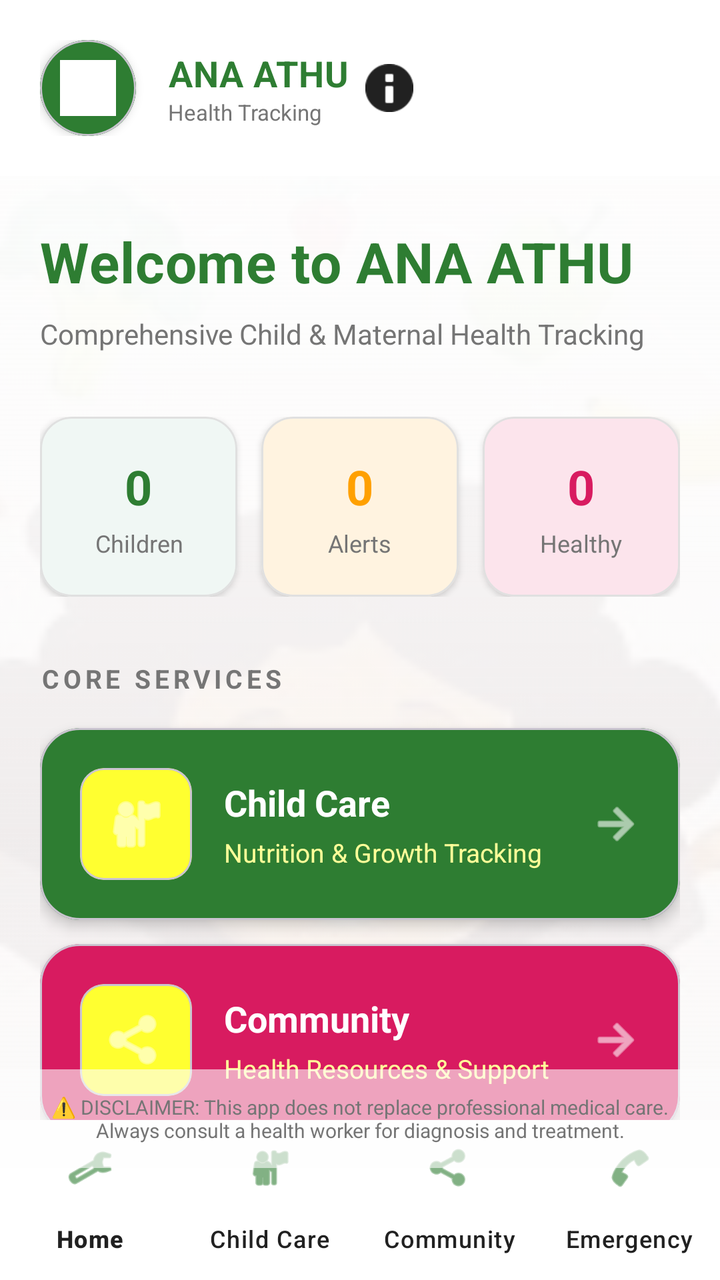
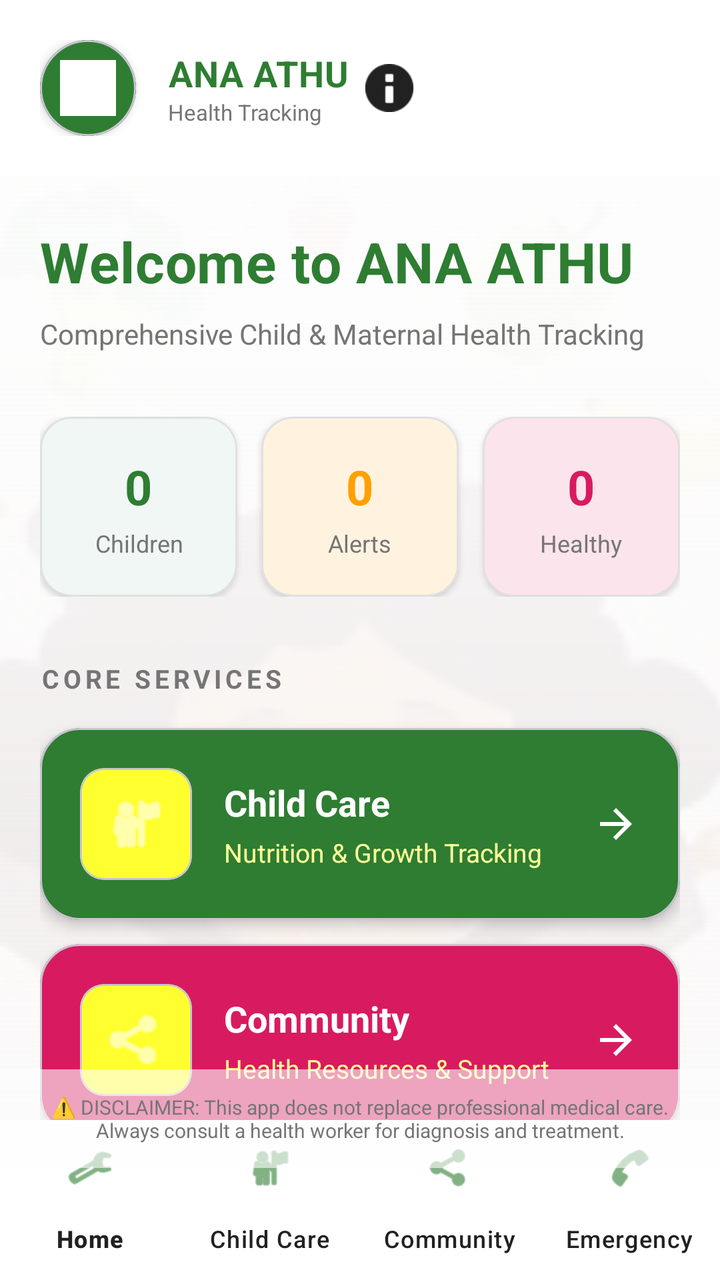

Compare the two renders of this Android layout. The source of the first and the diff that turns it into the second are given below.
<!-- AndroidManifest.xml: application theme Theme.FanutSystem -->
<!-- res/layout/activity_main.xml -->
<?xml version="1.0" encoding="utf-8"?>
<androidx.coordinatorlayout.widget.CoordinatorLayout xmlns:android="http://schemas.android.com/apk/res/android"
    xmlns:app="http://schemas.android.com/apk/res-auto"
    xmlns:tools="http://schemas.android.com/tools"
    android:layout_width="match_parent"
    android:layout_height="match_parent"
    android:background="@color/background">

    
    <FrameLayout
        android:layout_width="match_parent"
        android:layout_height="match_parent">
        <ImageView
            android:id="@+id/backgroundImage"
            android:layout_width="match_parent"
            android:layout_height="match_parent"
            android:scaleType="centerCrop"
            android:src="@drawable/background"
            android:alpha="0.1"
            android:contentDescription="@null" />
        <View
            android:layout_width="match_parent"
            android:layout_height="match_parent"
            android:background="@drawable/bg_gradient_overlay" />
    </FrameLayout>

    <LinearLayout
        android:layout_width="match_parent"
        android:layout_height="match_parent"
        android:orientation="vertical">

        
        <androidx.appcompat.widget.LinearLayoutCompat
            android:layout_width="match_parent"
            android:layout_height="wrap_content"
            android:orientation="horizontal"
            android:gravity="center_vertical|space_between"
            android:padding="20dp"
            android:background="@color/white"
            app:elevation="2dp">
            <LinearLayout
                android:layout_width="wrap_content"
                android:layout_height="wrap_content"
                android:orientation="horizontal"
                android:gravity="center_vertical">
                <com.google.android.material.card.MaterialCardView
                    android:layout_width="48dp"
                    android:layout_height="48dp"
                    app:cardCornerRadius="24dp"
                    app:cardElevation="3dp"
                    app:cardBackgroundColor="@color/primary_green">
                    <ImageView
                        android:layout_width="match_parent"
                        android:layout_height="match_parent"
                        android:padding="10dp"
                        android:src="@mipmap/logo1"
                        android:background="@color/primary_green"
                        android:contentDescription="@string/desc_app_logo"
                        android:tint="@color/white" />
                </com.google.android.material.card.MaterialCardView>
                <LinearLayout
                    android:layout_width="wrap_content"
                    android:layout_height="wrap_content"
                    android:orientation="vertical"
                    android:layout_marginStart="16dp">
                    <TextView
                        android:layout_width="wrap_content"
                        android:layout_height="wrap_content"
                        android:text="@string/app_name"
                        android:textSize="18sp"
                        android:textStyle="bold"
                        android:textColor="@color/primary_green"
                        android:letterSpacing="0.02" />
                    <TextView
                        android:layout_width="wrap_content"
                        android:layout_height="wrap_content"
                        android:text="Health Tracking"
                        android:textSize="11sp"
                        android:textColor="@color/text_secondary" />
                </LinearLayout>
            </LinearLayout>
            <ImageView
                android:id="@+id/btnNotifications"
                android:layout_width="40dp"
                android:layout_height="40dp"
                android:src="@android:drawable/ic_dialog_info"
                android:padding="8dp"
                android:contentDescription="Notifications"
                app:tint="@color/text_main"
                android:background="?attr/selectableItemBackgroundBorderless" />
        </androidx.appcompat.widget.LinearLayoutCompat>

        <androidx.core.widget.NestedScrollView
            android:layout_width="match_parent"
            android:layout_height="0dp"
            android:layout_weight="1"
            android:fillViewport="true">

            <LinearLayout
                android:layout_width="match_parent"
                android:layout_height="wrap_content"
                android:orientation="vertical"
                android:paddingHorizontal="20dp"
                android:paddingTop="24dp"
                android:paddingBottom="20dp">

                
                <LinearLayout
                    android:id="@+id/logoContainer"
                    android:layout_width="match_parent"
                    android:layout_height="wrap_content"
                    android:orientation="vertical"
                    android:layout_marginBottom="32dp">

                    <TextView
                        android:id="@+id/tvAppName"
                        android:layout_width="wrap_content"
                        android:layout_height="wrap_content"
                        android:text="Welcome to ANA ATHU"
                        android:textSize="28sp"
                        android:textStyle="bold"
                        android:textColor="@color/primary_green"
                        android:letterSpacing="0.01" />
                    <TextView
                        android:id="@+id/tvSubtitle"
                        android:layout_width="wrap_content"
                        android:layout_height="wrap_content"
                        android:text="@string/subtitle"
                        android:textSize="14sp"
                        android:textColor="@color/text_secondary"
                        android:layout_marginTop="8dp"
                        android:lineHeight="20sp" />
                </LinearLayout>

                
                <LinearLayout
                    android:layout_width="match_parent"
                    android:layout_height="wrap_content"
                    android:orientation="horizontal"
                    android:baselineAligned="false"
                    android:layout_marginBottom="32dp">

                    
                    <com.google.android.material.card.MaterialCardView
                        android:layout_width="0dp"
                        android:layout_height="90dp"
                        android:layout_weight="1"
                        android:layout_marginEnd="8dp"
                        app:cardCornerRadius="16dp"
                        app:cardElevation="2dp"
                        app:cardBackgroundColor="#F0F7F4"
                        app:strokeWidth="1dp"
                        app:strokeColor="#E0E0E0">
                        <LinearLayout
                            android:layout_width="match_parent"
                            android:layout_height="match_parent"
                            android:orientation="vertical"
                            android:gravity="center"
                            android:padding="12dp">
                            <TextView
                                android:layout_width="wrap_content"
                                android:layout_height="wrap_content"
                                android:text="0"
                                android:textSize="24sp"
                                android:textStyle="bold"
                                android:textColor="@color/primary_green" />
                            <TextView
                                android:layout_width="wrap_content"
                                android:layout_height="wrap_content"
                                android:text="Children"
                                android:textSize="12sp"
                                android:textColor="@color/text_secondary"
                                android:layout_marginTop="4dp"
                                android:gravity="center" />
                        </LinearLayout>
                    </com.google.android.material.card.MaterialCardView>

                    
                    <com.google.android.material.card.MaterialCardView
                        android:layout_width="0dp"
                        android:layout_height="90dp"
                        android:layout_weight="1"
                        android:layout_marginHorizontal="4dp"
                        app:cardCornerRadius="16dp"
                        app:cardElevation="2dp"
                        app:cardBackgroundColor="#FFF3E0"
                        app:strokeWidth="1dp"
                        app:strokeColor="#E0E0E0">
                        <LinearLayout
                            android:layout_width="match_parent"
                            android:layout_height="match_parent"
                            android:orientation="vertical"
                            android:gravity="center"
                            android:padding="12dp">
                            <TextView
                                android:layout_width="wrap_content"
                                android:layout_height="wrap_content"
                                android:text="0"
                                android:textSize="24sp"
                                android:textStyle="bold"
                                android:textColor="@color/accent" />
                            <TextView
                                android:layout_width="wrap_content"
                                android:layout_height="wrap_content"
                                android:text="Alerts"
                                android:textSize="12sp"
                                android:textColor="@color/text_secondary"
                                android:layout_marginTop="4dp"
                                android:gravity="center" />
                        </LinearLayout>
                    </com.google.android.material.card.MaterialCardView>

                    
                    <com.google.android.material.card.MaterialCardView
                        android:layout_width="0dp"
                        android:layout_height="90dp"
                        android:layout_weight="1"
                        android:layout_marginStart="8dp"
                        app:cardCornerRadius="16dp"
                        app:cardElevation="2dp"
                        app:cardBackgroundColor="#FCE4EC"
                        app:strokeWidth="1dp"
                        app:strokeColor="#E0E0E0">
                        <LinearLayout
                            android:layout_width="match_parent"
                            android:layout_height="match_parent"
                            android:orientation="vertical"
                            android:gravity="center"
                            android:padding="12dp">
                            <TextView
                                android:layout_width="wrap_content"
                                android:layout_height="wrap_content"
                                android:text="0"
                                android:textSize="24sp"
                                android:textStyle="bold"
                                android:textColor="@color/pediatric_pink" />
                            <TextView
                                android:layout_width="wrap_content"
                                android:layout_height="wrap_content"
                                android:text="Healthy"
                                android:textSize="12sp"
                                android:textColor="@color/text_secondary"
                                android:layout_marginTop="4dp"
                                android:gravity="center" />
                        </LinearLayout>
                    </com.google.android.material.card.MaterialCardView>
                </LinearLayout>

                
                <TextView
                    android:id="@+id/tvSelectLabel"
                    android:layout_width="wrap_content"
                    android:layout_height="wrap_content"
                    android:text="CORE SERVICES"
                    android:textSize="13sp"
                    android:textStyle="bold"
                    android:textAllCaps="true"
                    android:textColor="@color/text_secondary"
                    android:layout_marginBottom="16dp"
                    android:letterSpacing="0.15" />

                
                <com.google.android.material.card.MaterialCardView
                    android:id="@+id/btnChildModuleCard"
                    android:layout_width="match_parent"
                    android:layout_height="wrap_content"
                    android:layout_marginBottom="12dp"
                    app:cardCornerRadius="20dp"
                    app:cardElevation="4dp"
                    app:cardBackgroundColor="@color/primary_green"
                    app:rippleColor="#40FFFFFF">
                    <LinearLayout
                        android:layout_width="match_parent"
                        android:layout_height="wrap_content"
                        android:orientation="horizontal"
                        android:padding="20dp"
                        android:gravity="center_vertical">
                        <com.google.android.material.card.MaterialCardView
                            android:layout_width="56dp"
                            android:layout_height="56dp"
                            app:cardCornerRadius="12dp"
                            app:cardBackgroundColor="#FFFFFF30"
                            app:cardElevation="0dp">
                            <ImageView
                                android:layout_width="match_parent"
                                android:layout_height="match_parent"
                                android:src="@android:drawable/ic_menu_myplaces"
                                android:padding="12dp"
                                android:tint="@color/white"
                                android:contentDescription="@null"
                                android:gravity="center" />
                        </com.google.android.material.card.MaterialCardView>
                        <LinearLayout
                            android:layout_width="0dp"
                            android:layout_height="wrap_content"
                            android:layout_weight="1"
                            android:orientation="vertical"
                            android:layout_marginStart="16dp">
                            <TextView
                                android:layout_width="wrap_content"
                                android:layout_height="wrap_content"
                                android:text="Child Care"
                                android:textColor="@color/white"
                                android:textStyle="bold"
                                android:textSize="18sp" />
                            <TextView
                                android:layout_width="wrap_content"
                                android:layout_height="wrap_content"
                                android:text="Nutrition &amp; Growth Tracking"
                                android:textColor="#FFFFFF99"
                                android:textSize="13sp"
                                android:layout_marginTop="4dp" />
                        </LinearLayout>
                        <ImageView
                            android:layout_width="24dp"
                            android:layout_height="24dp"
                            android:src="@android:drawable/ic_menu_forward"
                            android:tint="@color/white"
                            android:contentDescription="@null" />
                    </LinearLayout>
                </com.google.android.material.card.MaterialCardView>

                <com.google.android.material.card.MaterialCardView
                    android:id="@+id/btnCommunityModuleCard"
                    android:layout_width="match_parent"
                    android:layout_height="wrap_content"
                    android:layout_marginBottom="28dp"
                    app:cardCornerRadius="20dp"
                    app:cardElevation="4dp"
                    app:cardBackgroundColor="@color/pediatric_pink"
                    app:rippleColor="#40FFFFFF">
                    <LinearLayout
                        android:layout_width="match_parent"
                        android:layout_height="wrap_content"
                        android:orientation="horizontal"
                        android:padding="20dp"
                        android:gravity="center_vertical">
                        <com.google.android.material.card.MaterialCardView
                            android:layout_width="56dp"
                            android:layout_height="56dp"
                            app:cardCornerRadius="12dp"
                            app:cardBackgroundColor="#FFFFFF30"
                            app:cardElevation="0dp">
                            <ImageView
                                android:layout_width="match_parent"
                                android:layout_height="match_parent"
                                android:src="@android:drawable/ic_menu_share"
                                android:padding="12dp"
                                android:tint="@color/white"
                                android:contentDescription="@null"
                                android:gravity="center" />
                        </com.google.android.material.card.MaterialCardView>
                        <LinearLayout
                            android:layout_width="0dp"
                            android:layout_height="wrap_content"
                            android:layout_weight="1"
                            android:orientation="vertical"
                            android:layout_marginStart="16dp">
                            <TextView
                                android:layout_width="wrap_content"
                                android:layout_height="wrap_content"
                                android:text="Community"
                                android:textColor="@color/white"
                                android:textStyle="bold"
                                android:textSize="18sp" />
                            <TextView
                                android:layout_width="wrap_content"
                                android:layout_height="wrap_content"
                                android:text="Health Resources &amp; Support"
                                android:textColor="#FFFFFF99"
                                android:textSize="13sp"
                                android:layout_marginTop="4dp" />
                        </LinearLayout>
                        <ImageView
                            android:layout_width="24dp"
                            android:layout_height="24dp"
                            android:src="@android:drawable/ic_menu_forward"
                            android:tint="@color/white"
                            android:contentDescription="@null" />
                    </LinearLayout>
                </com.google.android.material.card.MaterialCardView>

                
                <TextView
                    android:layout_width="wrap_content"
                    android:layout_height="wrap_content"
                    android:text="HEALTH INSIGHTS"
                    android:textSize="13sp"
                    android:textStyle="bold"
                    android:textAllCaps="true"
                    android:textColor="@color/text_secondary"
                    android:layout_marginBottom="16dp"
                    android:letterSpacing="0.15" />

                
                <com.google.android.material.card.MaterialCardView
                    android:id="@+id/medicalInfoCard"
                    android:layout_width="match_parent"
                    android:layout_height="wrap_content"
                    android:layout_marginBottom="12dp"
                    app:cardCornerRadius="20dp"
                    app:cardElevation="2dp"
                    app:cardBackgroundColor="@color/white"
                    app:strokeWidth="1dp"
                    app:strokeColor="#E0E0E0">
                    <LinearLayout
                        android:layout_width="match_parent"
                        android:layout_height="wrap_content"
                        android:orientation="vertical"
                        android:padding="20dp">
                        <LinearLayout
                            android:layout_width="match_parent"
                            android:layout_height="wrap_content"
                            android:orientation="horizontal"
                            android:gravity="center_vertical"
                            android:layout_marginBottom="12dp">
                            <com.google.android.material.card.MaterialCardView
                                android:layout_width="40dp"
                                android:layout_height="40dp"
                                app:cardCornerRadius="8dp"
                                app:cardBackgroundColor="@color/pediatric_blue_light"
                                app:cardElevation="0dp">
                                <ImageView
                                    android:layout_width="match_parent"
                                    android:layout_height="match_parent"
                                    android:src="@android:drawable/ic_menu_info_details"
                                    android:padding="8dp"
                                    android:tint="@color/pediatric_blue"
                                    android:contentDescription="@null" />
                            </com.google.android.material.card.MaterialCardView>
                            <TextView
                                android:layout_width="wrap_content"
                                android:layout_height="wrap_content"
                                android:text="WHO GUIDELINES"
                                android:textStyle="bold"
                                android:textColor="@color/pediatric_blue"
                                android:textSize="12sp"
                                android:textAllCaps="true"
                                android:layout_marginStart="12dp"
                                android:letterSpacing="0.12"/>
                        </LinearLayout>
                        <TextView
                            android:layout_width="wrap_content"
                            android:layout_height="wrap_content"
                            android:text="@string/medical_tip_content"
                            android:textColor="@color/text_main"
                            android:textSize="14sp"
                            android:lineHeight="21sp" />
                    </LinearLayout>
                </com.google.android.material.card.MaterialCardView>

                
                <com.google.android.material.card.MaterialCardView
                    android:id="@+id/maternalInfoCard"
                    android:layout_width="match_parent"
                    android:layout_height="wrap_content"
                    android:layout_marginBottom="40dp"
                    app:cardCornerRadius="20dp"
                    app:cardElevation="2dp"
                    app:cardBackgroundColor="@color/white"
                    app:strokeWidth="1dp"
                    app:strokeColor="#E0E0E0">
                    <LinearLayout
                        android:layout_width="match_parent"
                        android:layout_height="wrap_content"
                        android:orientation="vertical"
                        android:padding="20dp">
                        <LinearLayout
                            android:layout_width="match_parent"
                            android:layout_height="wrap_content"
                            android:orientation="horizontal"
                            android:gravity="center_vertical"
                            android:layout_marginBottom="12dp">
                            <com.google.android.material.card.MaterialCardView
                                android:layout_width="40dp"
                                android:layout_height="40dp"
                                app:cardCornerRadius="8dp"
                                app:cardBackgroundColor="@color/pediatric_pink_light"
                                app:cardElevation="0dp">
                                <ImageView
                                    android:layout_width="match_parent"
                                    android:layout_height="match_parent"
                                    android:src="@android:drawable/ic_menu_help"
                                    android:padding="8dp"
                                    android:tint="@color/pediatric_pink"
                                    android:contentDescription="@null" />
                            </com.google.android.material.card.MaterialCardView>
                            <TextView
                                android:layout_width="wrap_content"
                                android:layout_height="wrap_content"
                                android:text="MATERNAL WELLNESS"
                                android:textStyle="bold"
                                android:textColor="@color/pediatric_pink"
                                android:textSize="12sp"
                                android:textAllCaps="true"
                                android:layout_marginStart="12dp"
                                android:letterSpacing="0.12"/>
                        </LinearLayout>
                        <TextView
                            android:layout_width="wrap_content"
                            android:layout_height="wrap_content"
                            android:text="@string/maternal_tip_content"
                            android:textColor="@color/text_main"
                            android:textSize="14sp"
                            android:lineHeight="21sp" />
                    </LinearLayout>
                </com.google.android.material.card.MaterialCardView>

            </LinearLayout>
        </androidx.core.widget.NestedScrollView>

        <com.google.android.material.bottomnavigation.BottomNavigationView
            android:id="@+id/bottom_navigation"
            android:layout_width="match_parent"
            android:layout_height="wrap_content"
            android:background="@color/white"
            app:menu="@menu/bottom_nav_menu"
            app:itemIconTint="@color/primary_green"
            app:itemTextColor="@color/text_main"
            app:labelVisibilityMode="labeled"
            app:elevation="16dp" />

    </LinearLayout>

    
    <TextView
        android:layout_width="match_parent"
        android:layout_height="wrap_content"
        android:layout_gravity="bottom"
        android:background="#99FDFDFD"
        android:padding="12dp"
        android:text="@string/medical_disclaimer"
        android:textSize="10sp"
        android:textColor="@color/text_secondary"
        android:gravity="center"
        app:layout_anchorGravity="bottom"
        android:layout_marginBottom="56dp"/>

</androidx.coordinatorlayout.widget.CoordinatorLayout>
<!-- resources referenced by this layout -->
<resources>
  <color name="accent">#FFA000</color>
  <color name="background">#FDFDFD</color>
  <color name="pediatric_blue">#0288D1</color>
  <color name="pediatric_blue_light">#E1F5FE</color>
  <color name="pediatric_pink">#D81B60</color>
  <color name="pediatric_pink_light">#FCE4EC</color>
  <color name="primary_green">#2E7D32</color>
  <color name="text_main">#212121</color>
  <color name="text_secondary">#757575</color>
  <color name="white">#FFFFFFFF</color>
  <!-- drawable background: jpeg bitmap (drawable, 5670 bytes) -->
  <!-- drawable bg_gradient_overlay (drawable) -->
  <?xml version="1.0" encoding="utf-8"?>
  <shape xmlns:android="http://schemas.android.com/apk/res/android">
      <gradient
          android:angle="90"
          android:endColor="#FDFDFD"
          android:centerColor="#80FDFDFD"
          android:startColor="#00FDFDFD" />
  </shape>
  <!-- mipmap logo1: jpeg bitmap (mipmap-xhdpi, 8700 bytes) -->
  <string name="app_name">ANA ATHU</string>
  <string name="desc_app_logo">App Logo</string>
  <string name="maternal_tip_content">Optimal maternal nutrition during pregnancy and lactation is essential for the healthy development and survival of children. Our comprehensive tracking helps monitor maternal health indicators.</string>
  <string name="medical_disclaimer">⚠️ DISCLAIMER: This app does not replace professional medical care. Always consult a health worker for diagnosis and treatment.</string>
  <string name="medical_tip_content">Malnutrition remains a leading cause of child mortality worldwide. ANA ATHU utilizes WHO Growth Standards to provide accurate and early assessment of Severe Acute Malnutrition (SAM) and Moderate Acute Malnutrition (MAM) conditions with real-time alerts.</string>
  <string name="subtitle">Comprehensive Child &amp; Maternal Health Tracking</string>
  <style name="Theme.FanutSystem" parent="Base.Theme.FanutSystem" />
  <style name="Base.Theme.FanutSystem" parent="Theme.Material3.DayNight.NoActionBar">
          
          
      </style>
</resources>

<!-- the commit's change to res/layout/activity_main.xml (unified diff, before → after) -->
@@ -34,7 +34,7 @@
             android:layout_width="match_parent"
             android:layout_height="wrap_content"
             android:orientation="horizontal"
-            android:gravity="center_vertical|space_between"
+            android:gravity="center_vertical"
             android:padding="20dp"
             android:background="@color/white"
             app:elevation="2dp">
@@ -314,7 +314,7 @@
                         <ImageView
                             android:layout_width="24dp"
                             android:layout_height="24dp"
-                            android:src="@android:drawable/ic_menu_forward"
+                            android:src="@drawable/ic_arrow_forward"
                             android:tint="@color/white"
                             android:contentDescription="@null" />
                     </LinearLayout>
@@ -374,7 +374,7 @@
                         <ImageView
                             android:layout_width="24dp"
                             android:layout_height="24dp"
-                            android:src="@android:drawable/ic_menu_forward"
+                            android:src="@drawable/ic_arrow_forward"
                             android:tint="@color/white"
                             android:contentDescription="@null" />
                     </LinearLayout>
<!-- resource entries referenced after the edit -->
@@ -20,6 +20,17 @@
           android:centerColor="#80FDFDFD"
           android:startColor="#00FDFDFD" />
   </shape>
+  <!-- drawable ic_arrow_forward (drawable) -->
+  <vector xmlns:android="http://schemas.android.com/apk/res/android"
+      android:width="24dp"
+      android:height="24dp"
+      android:viewportWidth="24"
+      android:viewportHeight="24"
+      android:tint="?attr/colorControlNormal">
+    <path
+        android:fillColor="@android:color/white"
+        android:pathData="M12,4l-1.41,1.41L16.17,11H4v2h12.17l-5.58,5.59L12,20l8,-8z"/>
+  </vector>
   <!-- mipmap logo1: jpeg bitmap (mipmap-xhdpi, 8700 bytes) -->
   <string name="app_name">ANA ATHU</string>
   <string name="desc_app_logo">App Logo</string>
